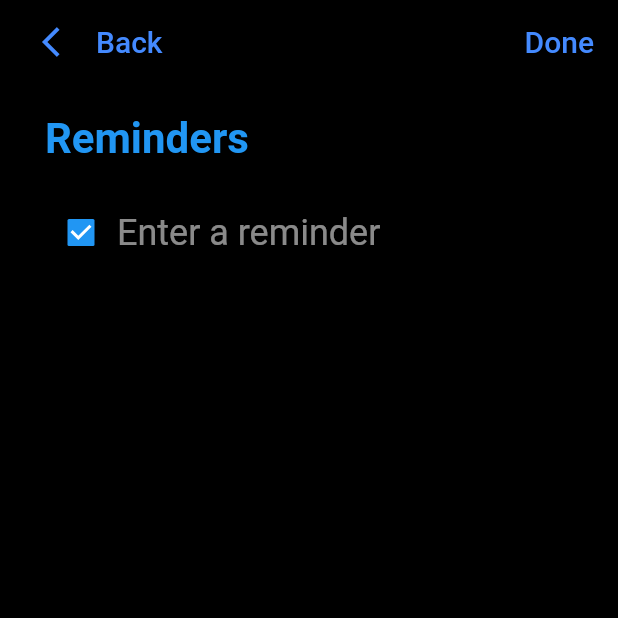
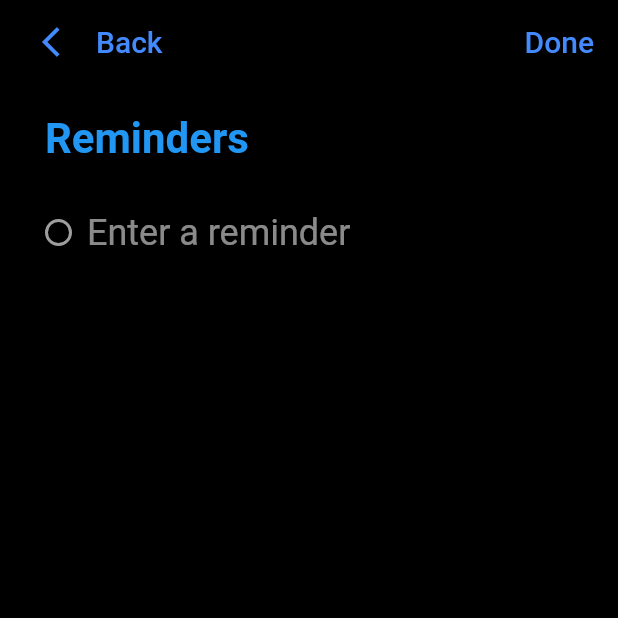
Before and after one commit to abhishekdewan101/FlutterTodo, a Flutter app: the screen it shows after launch, after a tap on the "add" icon, on a phone screen of 412 x 824 dp, the top half of it. Run offline on Flutter 3.47's test engine with Material 2 defaults, Android fonts, the phone set to English and light mode, and no system bars.

Commit message:
Refacotred to add a circular widget checkbox

```diff
--- a/lib/widgets/TodoEditingWidget.dart
+++ b/lib/widgets/TodoEditingWidget.dart
@@ -9,7 +9,8 @@ class TodoEditingWidget extends StatefulWidget {
 
   @override
   State<StatefulWidget> createState() {
-    return new TodoEditingState(headerColor: headerColor, headerTitle: headerTitle);
+    return new TodoEditingState(
+        headerColor: headerColor, headerTitle: headerTitle);
   }
 }
 
@@ -17,15 +18,17 @@ class TodoEditingState extends State {
   List<Widget> inputList = new List();
   Color headerColor;
   String headerTitle;
+  bool todoCompleted = false;
+  bool initialized = false;
 
-  TodoEditingState({this.headerColor, this.headerTitle}){
+  TodoEditingState({this.headerColor, this.headerTitle}) {
     inputList.add(_buildListHeader());
     inputList.add(_buildListInputWidget());
   }
 
   _buildListHeader() {
     return Padding(
-      padding: const EdgeInsets.fromLTRB(0,0, 0, 20),
+      padding: const EdgeInsets.fromLTRB(0, 0, 0, 20),
       child: Text(
         headerTitle,
         style: TextStyle(
@@ -44,9 +47,29 @@ class TodoEditingState extends State {
 
   _buildListInputWidget() {
     return new Row(children: <Widget>[
-      new Checkbox(
-        value: true,
-        onChanged: (bool value) {},
+      Padding(
+        padding: EdgeInsets.fromLTRB(0, 0, 10.0, 0),
+        child: InkWell(
+          onTap: () => {
+                setState(() {
+                  todoCompleted = !todoCompleted;
+                })
+              },
+          child: new Container(
+              width: 18.0,
+              height: 18.0,
+              decoration: BoxDecoration(
+                  shape: BoxShape.circle,
+                  color: todoCompleted ? Colors.blue : Colors.transparent,
+                  border: !todoCompleted
+                      ? Border.all(color: Colors.grey, width: 2.0)
+                      : Border.all(color: Colors.transparent, width: 0.0)),
+              child: Padding(
+                  padding: const EdgeInsets.all(5.0),
+                  child: todoCompleted
+                      ? Icon(Icons.check, size: 9.0, color: Colors.white)
+                      : null)),
+        ),
       ),
       new Flexible(
         child: TextField(
@@ -64,10 +87,9 @@ class TodoEditingState extends State {
   @override
   Widget build(BuildContext context) {
     return Padding(
-          padding: const EdgeInsets.fromLTRB(30, 20, 30, 0),
-          child: new Column(
-              crossAxisAlignment: CrossAxisAlignment.start,
-              children: inputList),
-        );
+      padding: const EdgeInsets.fromLTRB(30, 20, 30, 0),
+      child: new Column(
+          crossAxisAlignment: CrossAxisAlignment.start, children: inputList),
+    );
   }
 }
```
